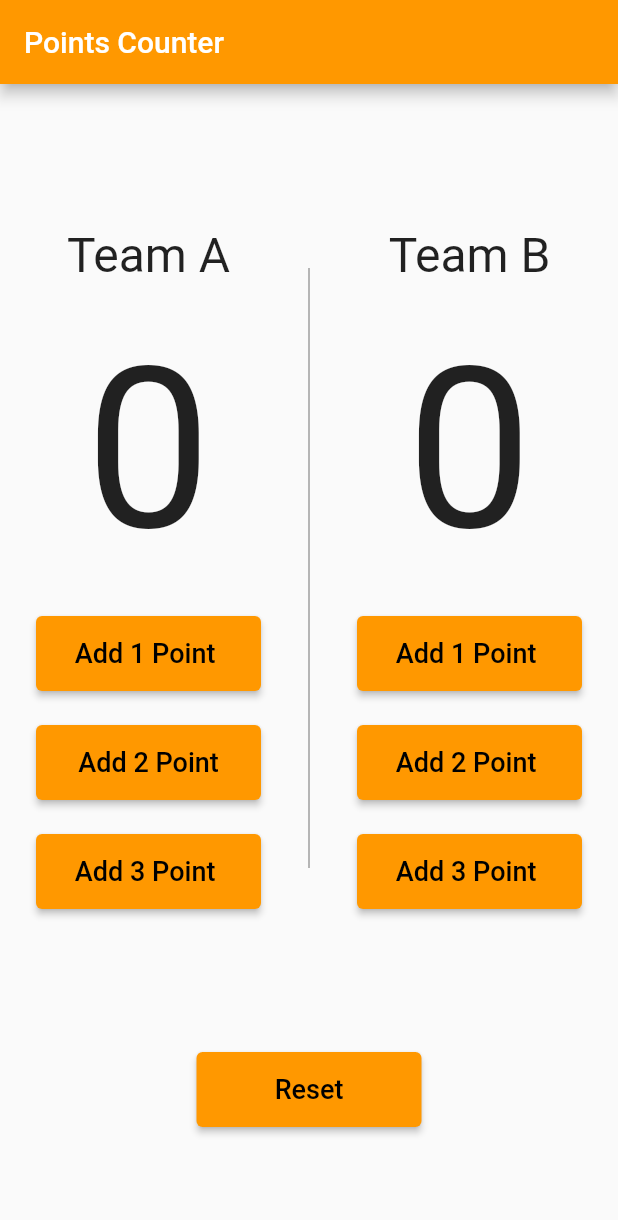
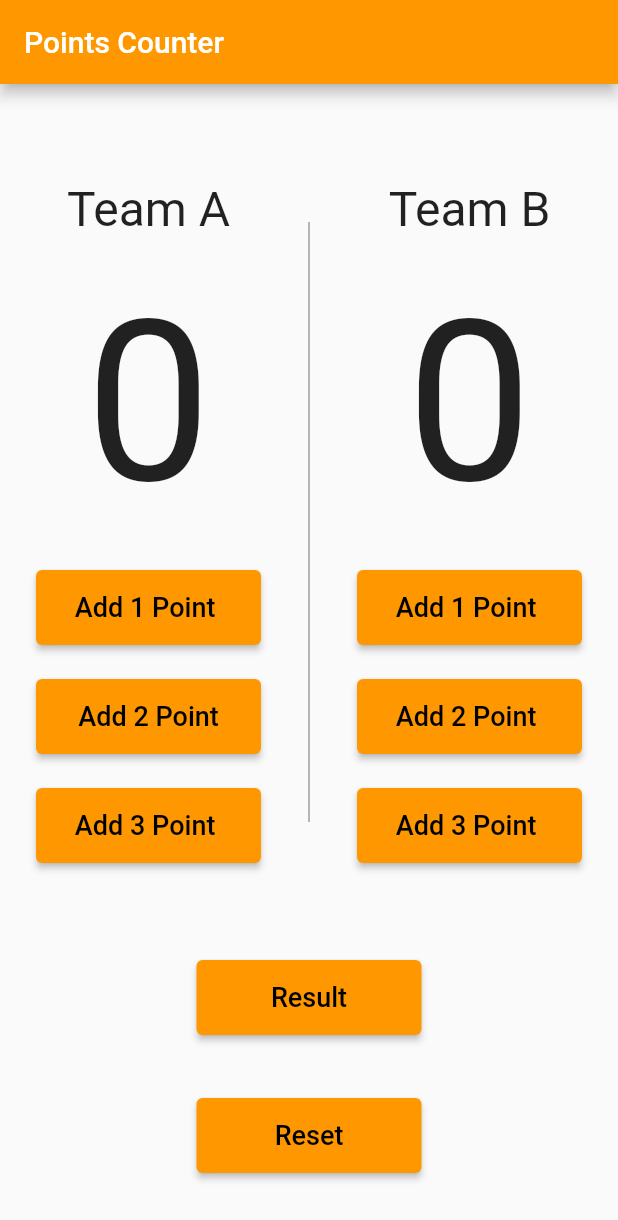
Before and after one commit to mohamedAlaa-CS/basketball_counter_app, a Flutter app: the screen it shows after launch, on a phone screen of 412 x 824 dp. Shown: the top 1220 px of the screen. Run offline on Flutter 3.47's test engine with Material 2 defaults, Android fonts, the phone set to English and light mode, and no system bars; our stand-ins replace flutter_bloc.

Commit message:
add button

```diff
--- a/lib/main.dart
+++ b/lib/main.dart
@@ -198,7 +198,27 @@ class HomePage extends StatelessWidget {
                 ElevatedButton(
                   style: ElevatedButton.styleFrom(
                     padding: EdgeInsets.all(8),
-                    primary: Colors.orange,
+                    backgroundColor: Colors.orange,
+                    minimumSize: Size(150, 50),
+                  ),
+                  onPressed: () {
+                    BlocProvider.of<CounterCubit>(context)
+                        .teamIncrement(team: 'A', buttonNumber: 0);
+
+                    BlocProvider.of<CounterCubit>(context).restart();
+                  },
+                  child: Text(
+                    'Result',
+                    style: TextStyle(
+                      fontSize: 18,
+                      color: Colors.black,
+                    ),
+                  ),
+                ),
+                ElevatedButton(
+                  style: ElevatedButton.styleFrom(
+                    padding: EdgeInsets.all(8),
+                    backgroundColor: Colors.orange,
                     minimumSize: Size(150, 50),
                   ),
                   onPressed: () {
```
